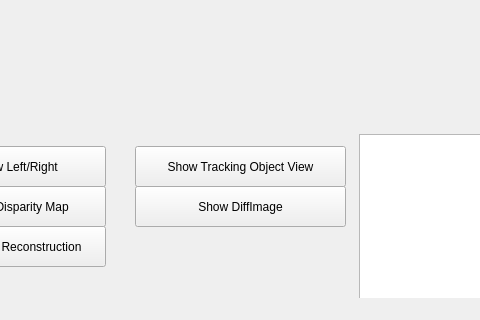
nicolasrosa/StereoVision, file Qt Creator/reprojectImageTo3D_calibON_bm_GUI/mainwindow.ui: the form before one commit; both pictures show x 255 to 735 and y 371 to 691 of the 1292 by 691 pixel window.
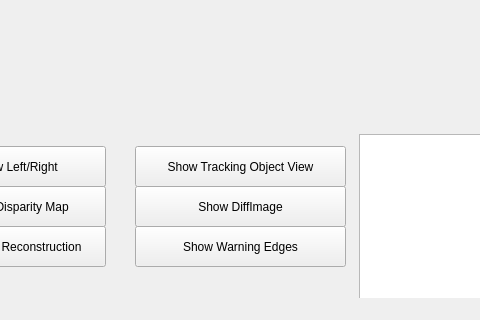
The form after the commit.

Patch:
```diff
--- a/Qt Creator/reprojectImageTo3D_calibON_bm_GUI/mainwindow.ui
+++ b/Qt Creator/reprojectImageTo3D_calibON_bm_GUI/mainwindow.ui
@@ -153,6 +153,19 @@
      <string>Show DiffImage</string>
     </property>
    </widget>
+   <widget class="QPushButton" name="btnShowDiffImage_2">
+    <property name="geometry">
+     <rect>
+      <x>390</x>
+      <y>580</y>
+      <width>211</width>
+      <height>41</height>
+     </rect>
+    </property>
+    <property name="text">
+     <string>Show Warning Edges</string>
+    </property>
+   </widget>
   </widget>
   <widget class="QMenuBar" name="menuBar">
    <property name="geometry">
```
